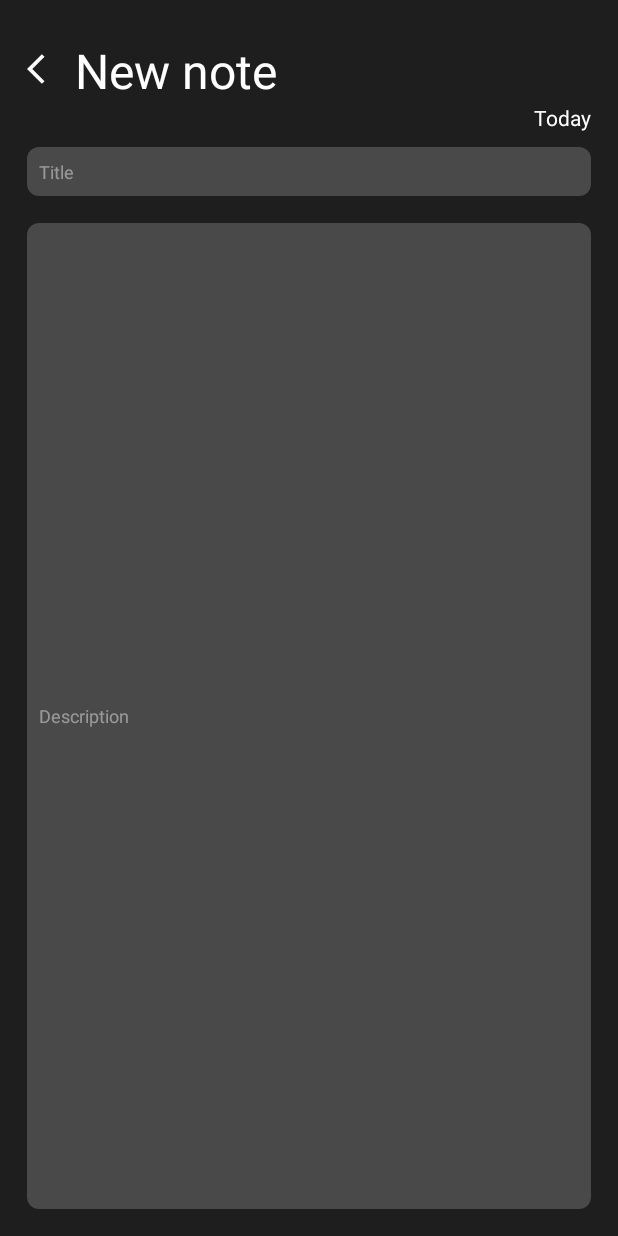
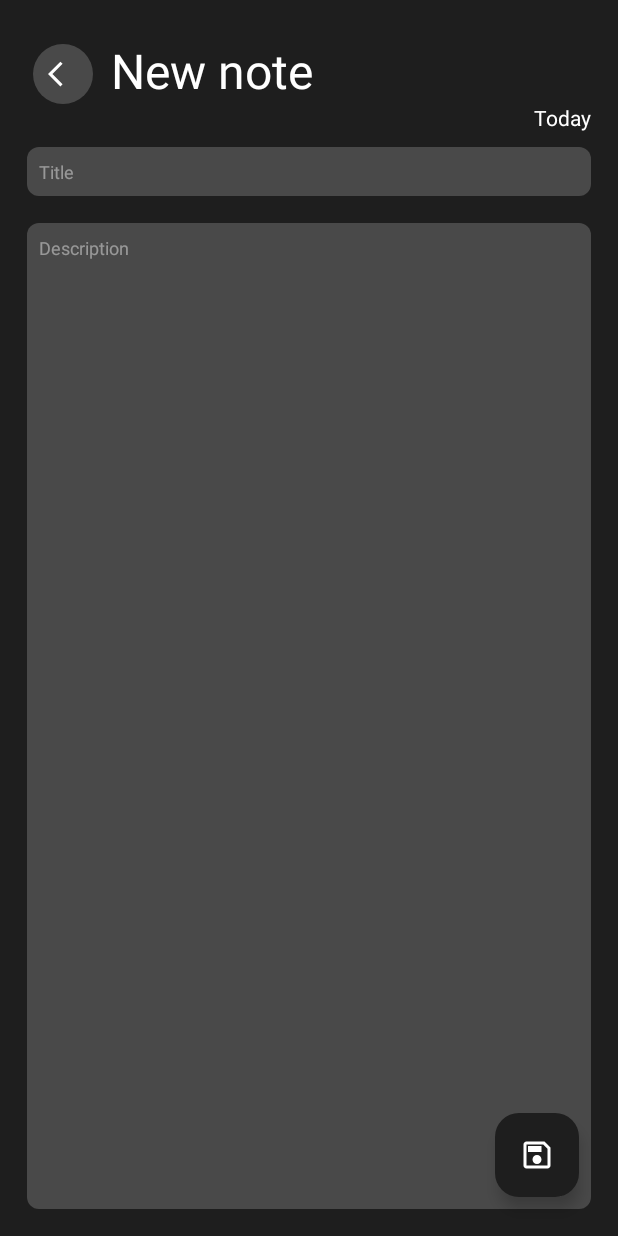
Before and after one commit to cvalera18/NotesApp, an Android app: the NewNoteFragment screen opened through its navigation route, on a phone screen of 412 x 824 dp. Run offline under Robolectric (Android 15) with nearby library versions, the phone set to English and light mode, and no system bars; Roboto replaces fonts that are not available here.

```diff
--- a/app/src/main/java/com/example/notesapp/adapter/NotesViewHolder.kt
+++ b/app/src/main/java/com/example/notesapp/adapter/NotesViewHolder.kt
@@ -23,5 +23,6 @@ class NotesViewHolder(
         binding.ivDelete.setOnClickListener {
             onDeleteListener.invoke(noteModel)
         }
+
     }
 }
--- a/app/src/main/java/com/example/notesapp/ui/main/NotesFragment.kt
+++ b/app/src/main/java/com/example/notesapp/ui/main/NotesFragment.kt
@@ -7,12 +7,15 @@ import android.view.View
 import android.view.ViewGroup
 import androidx.core.widget.addTextChangedListener
 import androidx.fragment.app.viewModels
+import androidx.navigation.findNavController
+import androidx.navigation.fragment.findNavController
 import androidx.recyclerview.widget.LinearLayoutManager
 import com.example.notesapp.R
 import com.example.notesapp.adapter.NotesAdapter
 import com.example.notesapp.databinding.FragmentNotesBinding
 import com.example.notesapp.model.Note
 import com.example.notesapp.model.NoteProvider
+import com.google.android.material.floatingactionbutton.FloatingActionButton
 
 class NotesFragment : Fragment() {
     private var _binding: FragmentNotesBinding? = null
@@ -35,6 +38,7 @@ class NotesFragment : Fragment() {
     override fun onViewCreated(view: View, savedInstanceState: Bundle?) {
         super.onViewCreated(view, savedInstanceState)
         searchNotes()
+        addNote()
         initRecyclerView()
         observeNoteList()
         getListNotes()
@@ -68,6 +72,13 @@ class NotesFragment : Fragment() {
 
     }
 
+    private fun addNote() {
+        val fab: FloatingActionButton = binding.fabNewNote
+        fab.setOnClickListener {
+            findNavController().navigate(R.id.action_notesFragment_to_newNoteFragment)
+        }
+    }
+
     private fun searchNotes() {
         binding.etSearchNotes.addTextChangedListener{ userSearch ->
             viewModel.searchNotes(userSearch.toString())
--- a/app/src/main/java/com/example/notesapp/ui/newnote/NewNoteFragment.kt
+++ b/app/src/main/java/com/example/notesapp/ui/newnote/NewNoteFragment.kt
@@ -5,8 +5,10 @@ import androidx.fragment.app.Fragment
 import android.view.LayoutInflater
 import android.view.View
 import android.view.ViewGroup
+import androidx.navigation.fragment.findNavController
 import com.example.notesapp.R
 import com.example.notesapp.databinding.FragmentNewNoteBinding
+import com.google.android.material.floatingactionbutton.FloatingActionButton
 
 class NewNoteFragment : Fragment() {
     private var _binding: FragmentNewNoteBinding? = null
@@ -24,4 +26,15 @@ class NewNoteFragment : Fragment() {
         return binding.root
     }
 
+    override fun onViewCreated(view: View, savedInstanceState: Bundle?) {
+        super.onViewCreated(view, savedInstanceState)
+        saveNote()
+    }
+
+    private fun saveNote() {
+        val fab: FloatingActionButton = binding.fabSaveNote
+        fab.setOnClickListener {
+            findNavController().navigate(R.id.action_newNoteFragment_to_notesFragment)
+        }
+    }
 }
--- /dev/null
+++ b/app/src/main/res/drawable/baseline_add.xml
@@ -0,0 +1,5 @@
+<vector xmlns:android="http://schemas.android.com/apk/res/android" android:height="24dp" android:tint="#FFFFFF" android:viewportHeight="24" android:viewportWidth="24" android:width="24dp">
+
+    <path android:fillColor="@android:color/white" android:pathData="M19,13h-6v6h-2v-6H5v-2h6V5h2v6h6v2z"/>
+
+</vector>
--- /dev/null
+++ b/app/src/main/res/drawable/outline_save.xml
@@ -0,0 +1,5 @@
+<vector xmlns:android="http://schemas.android.com/apk/res/android" android:height="28dp" android:tint="#FFFFFF" android:viewportHeight="24" android:viewportWidth="24" android:width="28dp">
+
+    <path android:fillColor="@android:color/white" android:pathData="M17,3L5,3c-1.11,0 -2,0.9 -2,2v14c0,1.1 0.89,2 2,2h14c1.1,0 2,-0.9 2,-2L21,7l-4,-4zM19,19L5,19L5,5h11.17L19,7.83L19,19zM12,12c-1.66,0 -3,1.34 -3,3s1.34,3 3,3 3,-1.34 3,-3 -1.34,-3 -3,-3zM6,6h9v4L6,10z"/>
+
+</vector>
--- a/app/src/main/res/layout/fragment_new_note.xml
+++ b/app/src/main/res/layout/fragment_new_note.xml
@@ -1,32 +1,37 @@
 <?xml version="1.0" encoding="utf-8"?>
-<androidx.constraintlayout.widget.ConstraintLayout xmlns:android="http://schemas.android.com/apk/res/android"
+<androidx.coordinatorlayout.widget.CoordinatorLayout xmlns:android="http://schemas.android.com/apk/res/android"
     xmlns:app="http://schemas.android.com/apk/res-auto"
     xmlns:tools="http://schemas.android.com/tools"
     android:layout_width="match_parent"
     android:layout_height="match_parent"
-    android:background="@color/md_theme_onBackground"
     tools:context=".ui.newnote.NewNoteFragment">
+
+    <androidx.constraintlayout.widget.ConstraintLayout
+        android:layout_width="match_parent"
+        android:layout_height="match_parent"
+        android:background="@color/md_theme_onBackground">
 
         <com.google.android.material.textview.MaterialTextView
             android:id="@+id/tvNewNote"
             android:layout_width="wrap_content"
             android:layout_height="wrap_content"
+            android:layout_marginStart="8dp"
             android:layout_marginTop="25dp"
-        android:layout_marginStart="8dp"
             android:text="New note"
             android:textColor="@color/md_theme_onPrimary"
             android:textSize="32sp"
             app:fontFamily="@font/inder"
-        app:layout_constraintStart_toEndOf="@+id/ivShapeableArrow"
+            app:layout_constraintStart_toEndOf="@+id/buttonBack"
             app:layout_constraintTop_toTopOf="parent" />
 
-    <com.google.android.material.imageview.ShapeableImageView
-        android:id="@+id/ivShapeableArrow"
+        <Button
+            android:id="@+id/buttonBack"
+            style="?attr/materialIconButtonFilledStyle"
             android:layout_width="wrap_content"
             android:layout_height="wrap_content"
             android:layout_marginStart="18dp"
-        android:layout_marginTop="34dp"
-        android:src="@drawable/baseline_arrow_back_ios_24"
+            android:layout_marginTop="25dp"
+            app:icon="@drawable/baseline_arrow_back_ios_24"
             app:layout_constraintStart_toStartOf="parent"
             app:layout_constraintTop_toTopOf="parent" />
 
@@ -46,8 +51,8 @@
             android:layout_width="match_parent"
             android:layout_height="wrap_content"
             android:layout_marginStart="18dp"
+            android:layout_marginTop="10dp"
             android:layout_marginEnd="18dp"
-        android:layout_marginTop="10dp"
             android:background="@drawable/rounded_edittext_background2"
             android:fontFamily="@font/inder"
             android:hint="Title"
@@ -66,11 +71,12 @@
             android:id="@+id/etBodyNote"
             android:layout_width="match_parent"
             android:layout_height="0dp"
+            android:layout_margin="18dp"
             android:background="@drawable/rounded_edittext_background2"
             android:fontFamily="@font/inder"
-        android:layout_margin="18dp"
             android:hint="Description"
-        android:inputType="textNoSuggestions"
+            android:inputType="textMultiLine"
+            android:gravity="top|start"
             android:padding="8dp"
             android:paddingStart="8dp"
             android:textColor="#FFFFFF"
@@ -81,5 +87,19 @@
             app:layout_constraintStart_toStartOf="parent"
             app:layout_constraintTop_toBottomOf="@+id/etTitleNote" />
 
+        <com.google.android.material.floatingactionbutton.FloatingActionButton
+            android:id="@+id/fabSaveNote"
+            style="@style/Widget.Material3.FloatingActionButton.Tertiary"
+            android:layout_width="wrap_content"
+            android:layout_height="wrap_content"
+            android:layout_marginEnd="26dp"
+            android:layout_marginBottom="26dp"
+            android:clickable="true"
+            android:contentDescription="Add Note"
+            android:focusable="true"
+            android:src="@drawable/outline_save"
+            app:layout_constraintBottom_toBottomOf="parent"
+            app:layout_constraintEnd_toEndOf="parent" />
 
     </androidx.constraintlayout.widget.ConstraintLayout>
+</androidx.coordinatorlayout.widget.CoordinatorLayout>
--- a/app/src/main/res/values/colors.xml
+++ b/app/src/main/res/values/colors.xml
@@ -1,6 +1,6 @@
 <?xml version="1.0" encoding="utf-8"?>
 <resources>
-    <color name="md_theme_primary">#666014</color>
+    <color name="md_theme_primary">#31FFFFFF</color>
     <color name="md_theme_onPrimary">#FFFFFF</color>
     <color name="md_theme_primaryContainer">#EEE58C</color>
     <color name="md_theme_onPrimaryContainer">#1F1C00</color>
@@ -10,8 +10,8 @@
     <color name="md_theme_onSecondaryContainer">#1E1C05</color>
     <color name="md_theme_tertiary">#3F6654</color>
     <color name="md_theme_onTertiary">#FFFFFF</color>
-    <color name="md_theme_tertiaryContainer">#C1ECD4</color>
-    <color name="md_theme_onTertiaryContainer">#002114</color>
+    <color name="md_theme_tertiaryContainer">#1E1E1E</color>
+    <color name="md_theme_onTertiaryContainer">#FFFFFF</color>
     <color name="md_theme_error">#BA1A1A</color>
     <color name="md_theme_onError">#FFFFFF</color>
     <color name="md_theme_errorContainer">#FFDAD6</color>
@@ -36,9 +36,9 @@
     <color name="md_theme_onSecondaryFixed">#1E1C05</color>
     <color name="md_theme_secondaryFixedDim">#CDC8A3</color>
     <color name="md_theme_onSecondaryFixedVariant">#4A482C</color>
-    <color name="md_theme_tertiaryFixed">#C1ECD4</color>
+    <color name="md_theme_tertiaryFixed">#1E1E1E</color>
     <color name="md_theme_onTertiaryFixed">#002114</color>
-    <color name="md_theme_tertiaryFixedDim">#A6D0B9</color>
+    <color name="md_theme_tertiaryFixedDim">#1E1E1E</color>
     <color name="md_theme_onTertiaryFixedVariant">#274E3D</color>
     <color name="md_theme_surfaceDim">#DEDACD</color>
     <color name="md_theme_surfaceBright">#FEF9EB</color>
```
Also changed, not shown: app/src/main/java/com/example/notesapp/view/MainActivity.kt (+9 -2 lines), app/src/main/res/layout/fragment_notes.xml (+21 -4 lines). Lines whose indentation alone changed are shown as unchanged.
